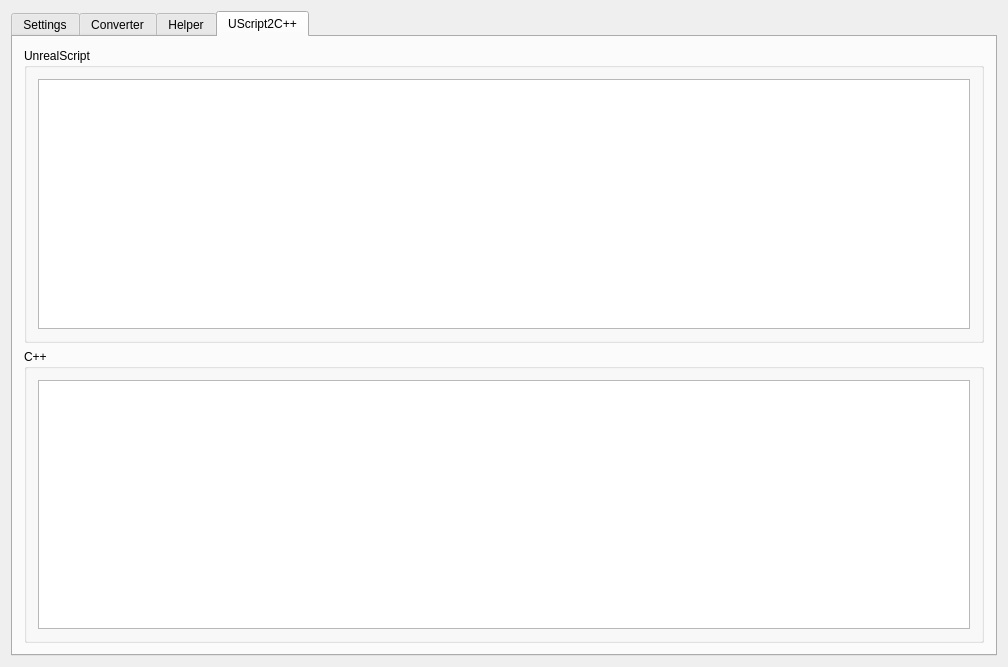
Old version of the form mainwindow.ui in the repository rsimenok/UDK2UE4Tools.
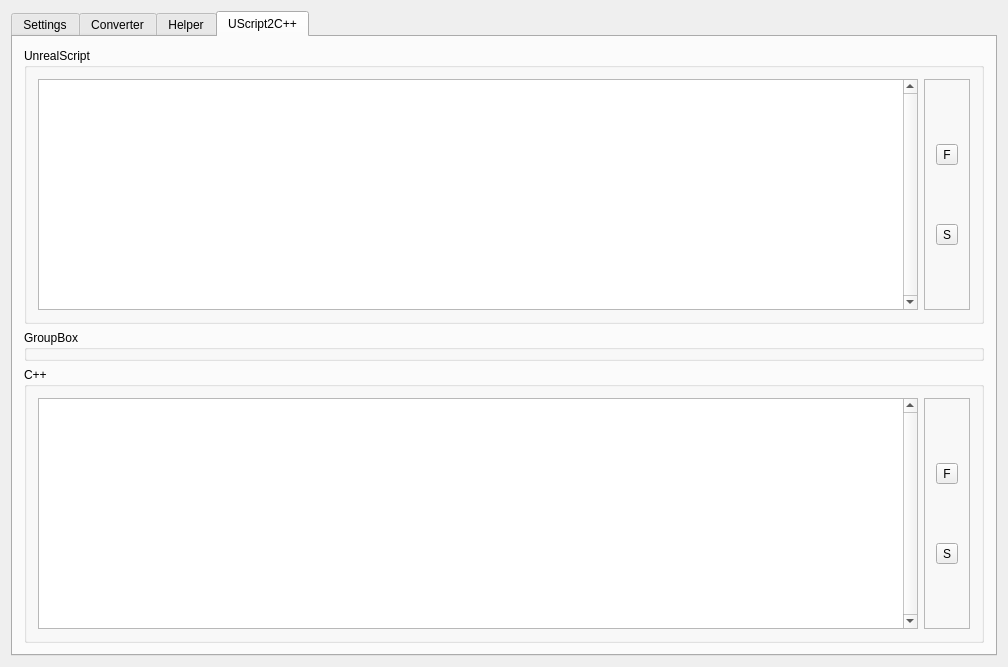
New version of the form. The open tabs and pages were chosen to show the change.

Commit message:
Альфа версія перетворення коду
Дороблено альфа версію перетворення коду із UnrealScript в UE4 C++

```diff
--- a/mainwindow.ui
+++ b/mainwindow.ui
@@ -400,17 +400,71 @@
           <property name="title">
            <string>UnrealScript</string>
           </property>
-          <layout class="QGridLayout" name="gridLayout_4">
-           <item row="0" column="0">
+          <property name="checkable">
+           <bool>false</bool>
+          </property>
+          <layout class="QHBoxLayout" name="horizontalLayout_5">
+           <item>
             <widget class="QTextBrowser" name="UScriptSource">
+             <property name="verticalScrollBarPolicy">
+              <enum>Qt::ScrollBarAlwaysOn</enum>
+             </property>
              <property name="readOnly">
               <bool>false</bool>
              </property>
             </widget>
            </item>
+           <item>
+            <widget class="QFrame" name="frame">
+             <property name="frameShape">
+              <enum>QFrame::StyledPanel</enum>
+             </property>
+             <property name="frameShadow">
+              <enum>QFrame::Raised</enum>
+             </property>
+             <layout class="QVBoxLayout" name="verticalLayout_8">
+              <item>
+               <widget class="QToolButton" name="toolButton">
+                <property name="toolTip">
+                 <string>Auto paste and work</string>
+                </property>
+                <property name="statusTip">
+                 <string>Auto paste and work</string>
+                </property>
+                <property name="whatsThis">
+                 <string>Helper: Faster!</string>
+                </property>
+                <property name="text">
+                 <string>F</string>
+                </property>
+                <property name="shortcut">
+                 <string>Ctrl+Shift+V</string>
+                </property>
+               </widget>
+              </item>
+              <item>
+               <widget class="QToolButton" name="toolButton_3">
+                <property name="text">
+                 <string>S</string>
+                </property>
+                <property name="checkable">
+                 <bool>true</bool>
+                </property>
+               </widget>
+              </item>
+             </layout>
+            </widget>
+           </item>
           </layout>
          </widget>
         </item>
+        <item>
+         <widget class="QGroupBox" name="groupBox_7">
+          <property name="title">
+           <string>GroupBox</string>
+          </property>
+         </widget>
+        </item>
         <item>
          <widget class="QGroupBox" name="groupBox_6">
           <property name="title">
@@ -419,11 +473,55 @@
           <layout class="QGridLayout" name="gridLayout_2">
            <item row="0" column="0">
             <widget class="QTextEdit" name="UCppSource">
+             <property name="verticalScrollBarPolicy">
+              <enum>Qt::ScrollBarAlwaysOn</enum>
+             </property>
              <property name="readOnly">
               <bool>true</bool>
              </property>
             </widget>
            </item>
+           <item row="0" column="1">
+            <widget class="QFrame" name="frame_2">
+             <property name="frameShape">
+              <enum>QFrame::StyledPanel</enum>
+             </property>
+             <property name="frameShadow">
+              <enum>QFrame::Raised</enum>
+             </property>
+             <layout class="QVBoxLayout" name="verticalLayout_9">
+              <item>
+               <widget class="QToolButton" name="toolButton_2">
+                <property name="toolTip">
+                 <string>Auto copy to clipboard</string>
+                </property>
+                <property name="statusTip">
+                 <string>Auto copy to clipboard</string>
+                </property>
+                <property name="whatsThis">
+                 <string>Helper: Faster!</string>
+                </property>
+                <property name="text">
+                 <string>F</string>
+                </property>
+                <property name="shortcut">
+                 <string>Ctrl+Shift+C</string>
+                </property>
+               </widget>
+              </item>
+              <item>
+               <widget class="QToolButton" name="toolButton_4">
+                <property name="text">
+                 <string>S</string>
+                </property>
+                <property name="checkable">
+                 <bool>true</bool>
+                </property>
+               </widget>
+              </item>
+             </layout>
+            </widget>
+           </item>
           </layout>
          </widget>
         </item>
```
Left out of the diff: 2 changed lines with no effect on the pictures. The commit also changes 2 other files.
